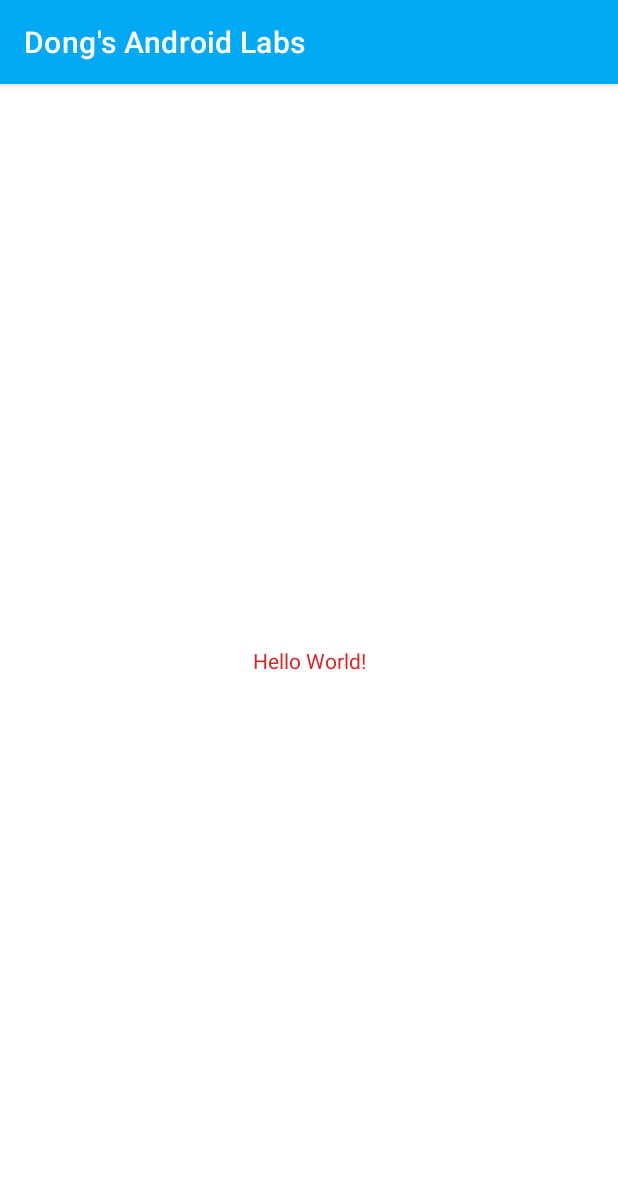
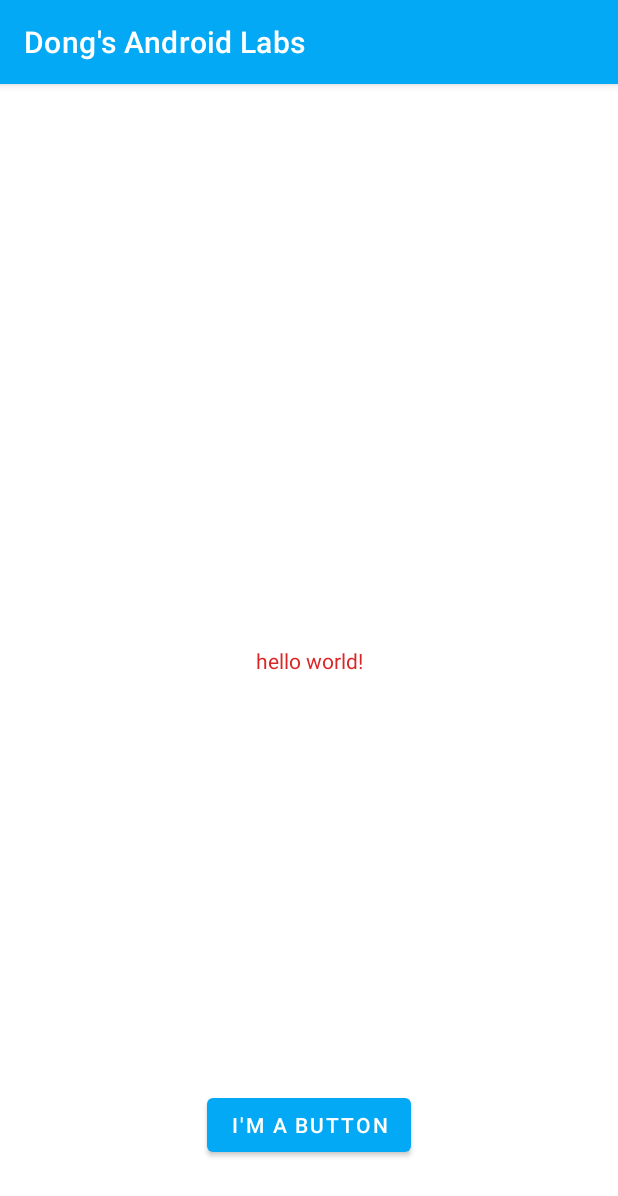
Before and after one commit to Nutation-chn/MyAndroidLabs, an Android app: the screen it shows after launch (MainActivity), on a phone screen of 412 x 824 dp. Shown: the top 1196 px of the screen. Run offline under Robolectric (Android 15) with nearby library versions, the phone set to English and light mode, and no system bars.

Commit message:
Third commit: add button, chinese support.

```diff
--- a/app/src/main/res/layout/activity_main.xml
+++ b/app/src/main/res/layout/activity_main.xml
@@ -9,10 +9,21 @@
     <TextView
         android:layout_width="wrap_content"
         android:layout_height="wrap_content"
-        android:text="Hello World!"
+        android:text="@string/hello_message"
         app:layout_constraintBottom_toBottomOf="parent"
         app:layout_constraintLeft_toLeftOf="parent"
         app:layout_constraintRight_toRightOf="parent"
         app:layout_constraintTop_toTopOf="parent" />
 
+    <Button
+        android:layout_width="wrap_content"
+        android:layout_height="wrap_content"
+        android:layout_marginBottom="50dp"
+        android:text="@string/button_message"
+        app:layout_constraintBottom_toBottomOf="parent"
+        app:layout_constraintEnd_toEndOf="parent"
+        app:layout_constraintHorizontal_bias="0.5"
+        app:layout_constraintStart_toStartOf="parent" />
+
+
 </androidx.constraintlayout.widget.ConstraintLayout>
--- a/app/src/main/res/values/strings.xml
+++ b/app/src/main/res/values/strings.xml
@@ -1,3 +1,5 @@
 <resources>
     <string name="app_name">Dong\'s Android Labs</string>
+    <string name="hello_message">hello world!</string>
+    <string name="button_message">I\'m a button</string>
 </resources>
```
Also changed, not shown: 1 other file.
